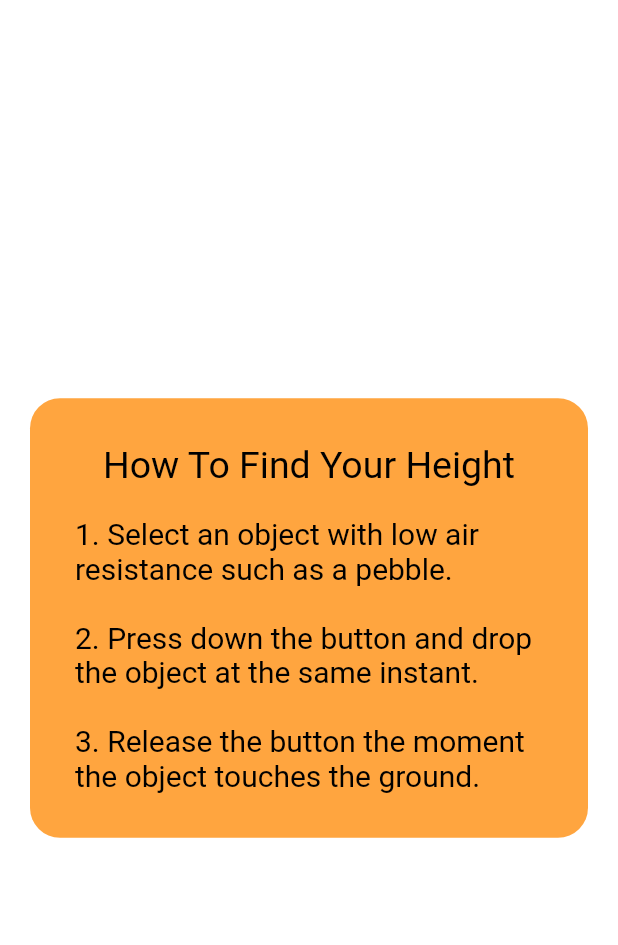
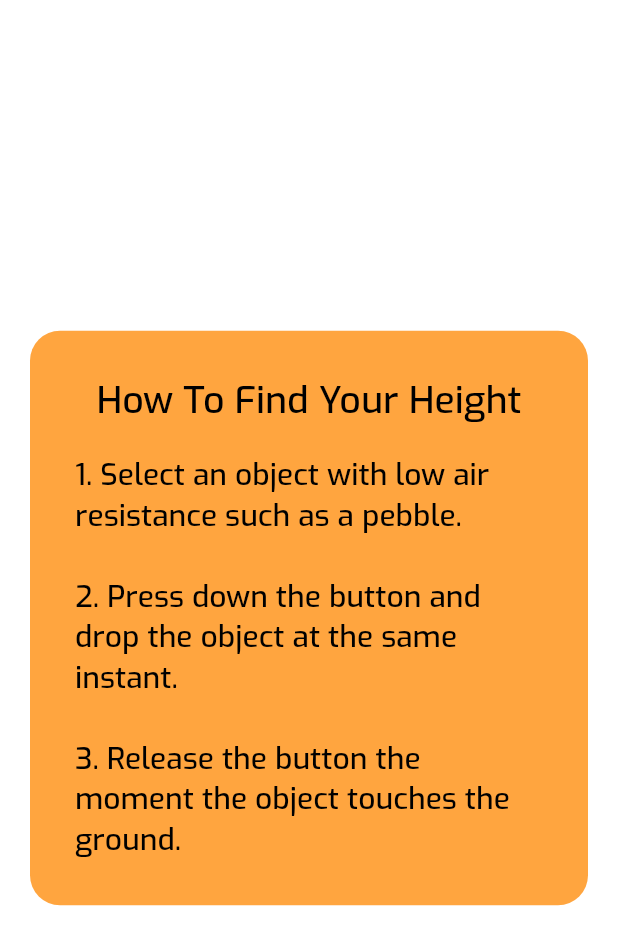
Before and after one commit to JaredTeter/height_finder, a Flutter app: the Instructions screen opened by its route, on a phone screen of 412 x 824 dp. Shown: the top 945 px of the screen. Run offline on Flutter 3.47's test engine with Material 2 defaults, Android fonts, the phone set to English and light mode, and no system bars.

Commit message:
fixed question mark reformatting during Hero animation

```diff
--- a/lib/pages/home.dart
+++ b/lib/pages/home.dart
@@ -125,8 +125,9 @@ class _HomeState extends State<Home> {
                             '?',
                             style: TextStyle(
                               fontSize: 55,
-                              //fontFamily: 'Roboto',
+                              fontFamily: 'Exo',
                               fontWeight: FontWeight.bold,
+                              decoration: TextDecoration.none,
                               color: Color(0xffFFD8AD),
                             ),
                           ),
--- a/lib/pages/instructions_page.dart
+++ b/lib/pages/instructions_page.dart
@@ -24,6 +24,7 @@ class Instructions extends StatelessWidget {
                 style: const TextStyle(
                   color: Colors.black,
                   fontSize: 20,
+                  fontFamily: 'Exo',
                 ),
                 child: SingleChildScrollView(
                   child: Column(
```
